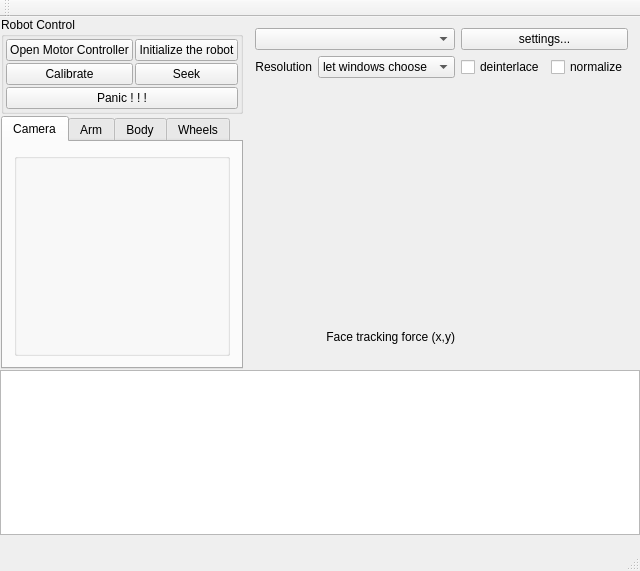
Before: the Qt Designer form RoboShell.ui in artm/biofame-robot, drawn with Qt 5.
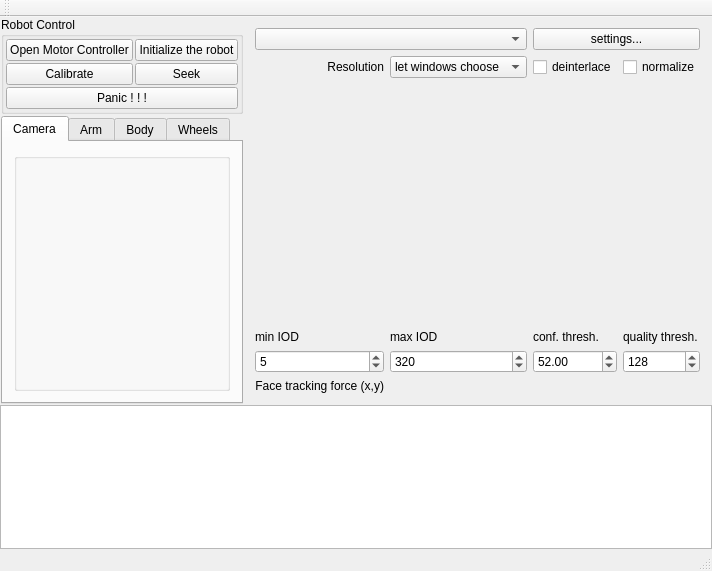
After: the same form once the commit is applied. Custom widgets are drawn as their Qt base class.

```diff
--- a/RoboShell.ui
+++ b/RoboShell.ui
@@ -171,19 +171,6 @@
     <item row="0" column="2">
      <widget class="QWidget" name="videoHalf" native="true">
       <layout class="QGridLayout" name="gridLayout_3">
-       <item row="2" column="0" colspan="4">
-        <widget class="QLabel" name="video">
-         <property name="minimumSize">
-          <size>
-           <width>320</width>
-           <height>240</height>
-          </size>
-         </property>
-         <property name="text">
-          <string/>
-         </property>
-        </widget>
-       </item>
        <item row="0" column="0" colspan="2">
         <widget class="QComboBox" name="camSelector">
          <property name="toolTip">
@@ -244,7 +231,7 @@
          </property>
         </widget>
        </item>
-       <item row="3" column="0" colspan="2">
+       <item row="7" column="0">
         <widget class="QLabel" name="label">
          <property name="text">
           <string>Face tracking force (x,y)</string>
@@ -268,7 +255,7 @@
          </property>
         </widget>
        </item>
-       <item row="5" column="1">
+       <item row="9" column="1">
         <spacer name="verticalSpacer">
          <property name="orientation">
           <enum>Qt::Vertical</enum>
@@ -281,7 +268,93 @@
          </property>
         </spacer>
        </item>
-       <item row="3" column="2">
+       <item row="4" column="0">
+        <widget class="QLabel" name="minIODLabel">
+         <property name="text">
+          <string>min IOD</string>
+         </property>
+        </widget>
+       </item>
+       <item row="4" column="1">
+        <widget class="QLabel" name="maxIODLabel">
+         <property name="text">
+          <string>max IOD</string>
+         </property>
+        </widget>
+       </item>
+       <item row="4" column="2">
+        <widget class="QLabel" name="confidenceLabel">
+         <property name="text">
+          <string>conf. thresh.</string>
+         </property>
+        </widget>
+       </item>
+       <item row="4" column="3">
+        <widget class="QLabel" name="qualityLabel">
+         <property name="text">
+          <string>quality thresh.</string>
+         </property>
+        </widget>
+       </item>
+       <item row="5" column="0">
+        <widget class="QSpinBox" name="minIOD">
+         <property name="minimum">
+          <number>1</number>
+         </property>
+         <property name="maximum">
+          <number>150</number>
+         </property>
+         <property name="singleStep">
+          <number>10</number>
+         </property>
+         <property name="value">
+          <number>5</number>
+         </property>
+        </widget>
+       </item>
+       <item row="5" column="1">
+        <widget class="QSpinBox" name="maxIOD">
+         <property name="minimum">
+          <number>50</number>
+         </property>
+         <property name="maximum">
+          <number>800</number>
+         </property>
+         <property name="singleStep">
+          <number>25</number>
+         </property>
+         <property name="value">
+          <number>320</number>
+         </property>
+        </widget>
+       </item>
+       <item row="5" column="2">
+        <widget class="QDoubleSpinBox" name="confThresh">
+         <property name="maximum">
+          <double>1000.000000000000000</double>
+         </property>
+         <property name="singleStep">
+          <double>10.000000000000000</double>
+         </property>
+         <property name="value">
+          <double>52.000000000000000</double>
+         </property>
+        </widget>
+       </item>
+       <item row="5" column="3">
+        <widget class="QSpinBox" name="qualityThresh">
+         <property name="maximum">
+          <number>255</number>
+         </property>
+         <property name="singleStep">
+          <number>10</number>
+         </property>
+         <property name="value">
+          <number>128</number>
+         </property>
+        </widget>
+       </item>
+       <item row="7" column="1">
         <widget class="SignalIndicator" name="forceXindi" native="true">
          <property name="sizePolicy">
           <sizepolicy hsizetype="Preferred" vsizetype="Fixed">
@@ -297,7 +370,7 @@
          </property>
         </widget>
        </item>
-       <item row="3" column="3">
+       <item row="7" column="2">
         <widget class="SignalIndicator" name="forceYindi" native="true">
          <property name="sizePolicy">
           <sizepolicy hsizetype="Preferred" vsizetype="Fixed">
@@ -313,6 +386,19 @@
          </property>
         </widget>
        </item>
+       <item row="3" column="0" colspan="3">
+        <widget class="QLabel" name="video">
+         <property name="minimumSize">
+          <size>
+           <width>320</width>
+           <height>240</height>
+          </size>
+         </property>
+         <property name="text">
+          <string/>
+         </property>
+        </widget>
+       </item>
       </layout>
      </widget>
     </item>
```
